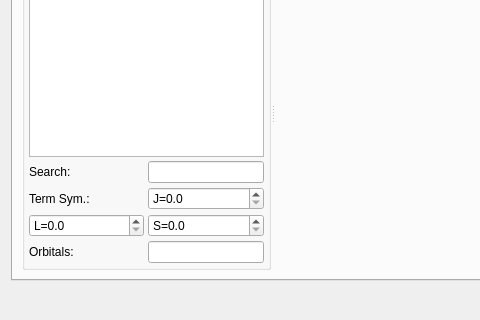
The window that ui/formfactors.ui (t-weber/takin) describes before a commit, drawn with Qt 5; both pictures show x 0 to 480 and y 91 to 411 of the 573 by 411 pixel window.
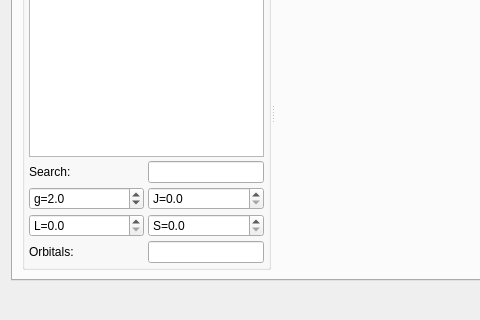
The same window after the commit. The open tabs and pages were chosen to show the change. Custom widgets are drawn as their Qt base class.

```diff
--- a/ui/formfactors.ui
+++ b/ui/formfactors.ui
@@ -301,13 +301,6 @@
              </property>
             </widget>
            </item>
-           <item row="3" column="0">
-            <widget class="QLabel" name="label">
-             <property name="text">
-              <string>Term Sym.:</string>
-             </property>
-            </widget>
-           </item>
            <item row="2" column="0">
             <widget class="QLabel" name="label_3">
              <property name="text">
@@ -348,6 +341,22 @@
              </property>
             </widget>
            </item>
+           <item row="3" column="0">
+            <widget class="QDoubleSpinBox" name="sping">
+             <property name="prefix">
+              <string>g=</string>
+             </property>
+             <property name="decimals">
+              <number>1</number>
+             </property>
+             <property name="singleStep">
+              <double>0.500000000000000</double>
+             </property>
+             <property name="value">
+              <double>2.000000000000000</double>
+             </property>
+            </widget>
+           </item>
           </layout>
          </widget>
          <widget class="QwtPlot" name="plotMF">
```
Left out of the diff: 7 changed lines with no effect on the pictures.
